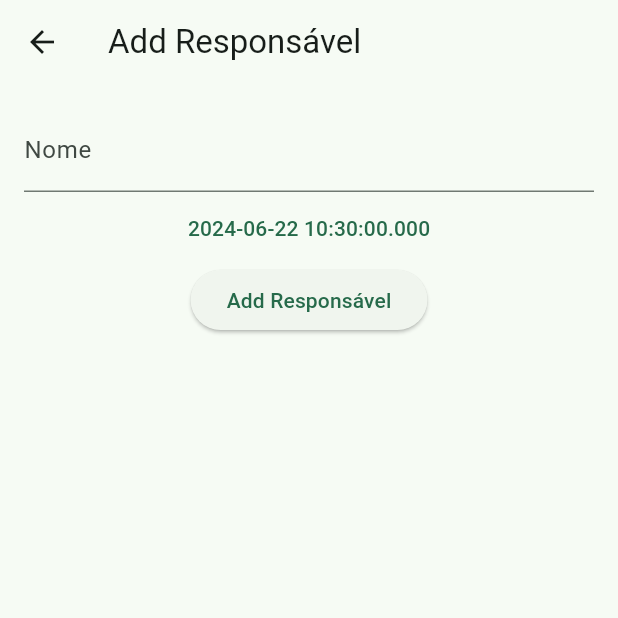
After one commit to rcavakian/ads_labs_desafio_flutter, a Flutter app: the AddResponsavelPage screen opened directly, after a tap on "Add Responsável", on a phone screen of 412 x 824 dp, the top half of it. The commit adds this screen. Run offline on Flutter 3.47's test engine with Material 3 defaults, Android fonts, the phone set to English and light mode, and no system bars; our stand-ins replace flutter_datetime_picker_plus; network calls fail; statements that could not run were skipped.

Commit message:
Adicionar o arquivo responsavel_add_ui.dart

```diff
--- /dev/null
+++ b/lib/responsavel_add_ui.dart
@@ -0,0 +1,75 @@
+import 'package:ads_labs_tarefa_flutter/responsavel_api.dart';
+import 'package:flutter/material.dart' hide DatePickerTheme;
+import 'package:flutter_datetime_picker_plus/flutter_datetime_picker_plus.dart'
+    as dp;
+import 'package:provider/provider.dart';
+
+class AddResponsavelPage extends StatefulWidget {
+  const AddResponsavelPage({super.key});
+
+  @override
+  State<AddResponsavelPage> createState() => _AddResponsavelPage();
+}
+
+class _AddResponsavelPage extends State<AddResponsavelPage> {
+  final TextEditingController _nomeController = TextEditingController();
+  DateTime dataNascimento = DateTime.now();
+
+  @override
+  Widget build(BuildContext context) {
+    final responsavelProvider = Provider.of<ResponsavelProvider>(context);
+    return Scaffold(
+      appBar: AppBar(
+        title: const Text('Add Responsável'),
+      ),
+      body: SingleChildScrollView(
+        child: Padding(
+            padding: const EdgeInsets.all(16.0),
+            child: Column(
+              children: [
+                TextField(
+                  controller: _nomeController,
+                  decoration: const InputDecoration(labelText: 'Nome'),
+                ),
+                TextButton(
+                  onPressed: () {
+                    dp.DatePicker.showDatePicker(context,
+                        showTitleActions: true,
+                        // tentar colocar regra de negocio que aceite nascidos ate 2014
+                        maxTime: DateTime(2014, 12, 31),
+                        onConfirm: (date) {
+                      setState(() {
+                        dataNascimento = date;
+                      });
+                    });
+                  },
+                  child: Text(dataNascimento.toString()),
+                ),
+                ElevatedButton(
+                  onPressed: () async {
+                    final responsavel = Responsavel(
+                        id: 0,
+                        dataNascimento: dataNascimento,
+                        nome: _nomeController.text
+                    );
+                    try {
+                      await responsavelProvider.addResponsavel(responsavel);
+                      await responsavelProvider.fetchResponsaveis();
+                      if (mounted) {
+                        Navigator.pop(context);
+                      }
+                    } catch (error) {
+                      ScaffoldMessenger.of(context).showSnackBar(
+                        SnackBar(
+                            content: Text('Erro ao adicionar respomsável: $error'),
+                        )
+                      )
+                    }
+                  }, child: const Text('Add Responsável'),
+                )
+              ],
+            )),
+      ),
+    );
+  }
+}
--- a/lib/tarefa_api.dart
+++ b/lib/tarefa_api.dart
@@ -73,7 +73,7 @@ class TarefaProvider extends ChangeNotifier {
       headers: {"Content-Type": "application/json"},
       body: json.encode(tarefa.toJsonForAdd()),
     );
-    if (response.statusCode != 200) {
+    if (response.statusCode != 201) {
       print('Response status code: ${response.statusCode}');
       print('Response body: ${response.body}');
       throw Exception('Failed to add tarefa');
@@ -101,7 +101,7 @@ class TarefaProvider extends ChangeNotifier {
       headers: {'Content-Type': "application/json"},
       body: json.encode(updatedTarefa.toJson()),
     );
-    if (response.statusCode != 200) {
+    if (response.statusCode != 201) {
       throw Exception('Failed to edit tarefa');
     } else {
       final index = tarefas.indexWhere((tarefa) => tarefa.id == tarefaId);
```
Also changed, not shown: lib/main.dart (+7 -17 lines), lib/tela_lista_responsavel.dart (added, +75 -0 lines), lib/tela__lista_tarefa.dart (added).
